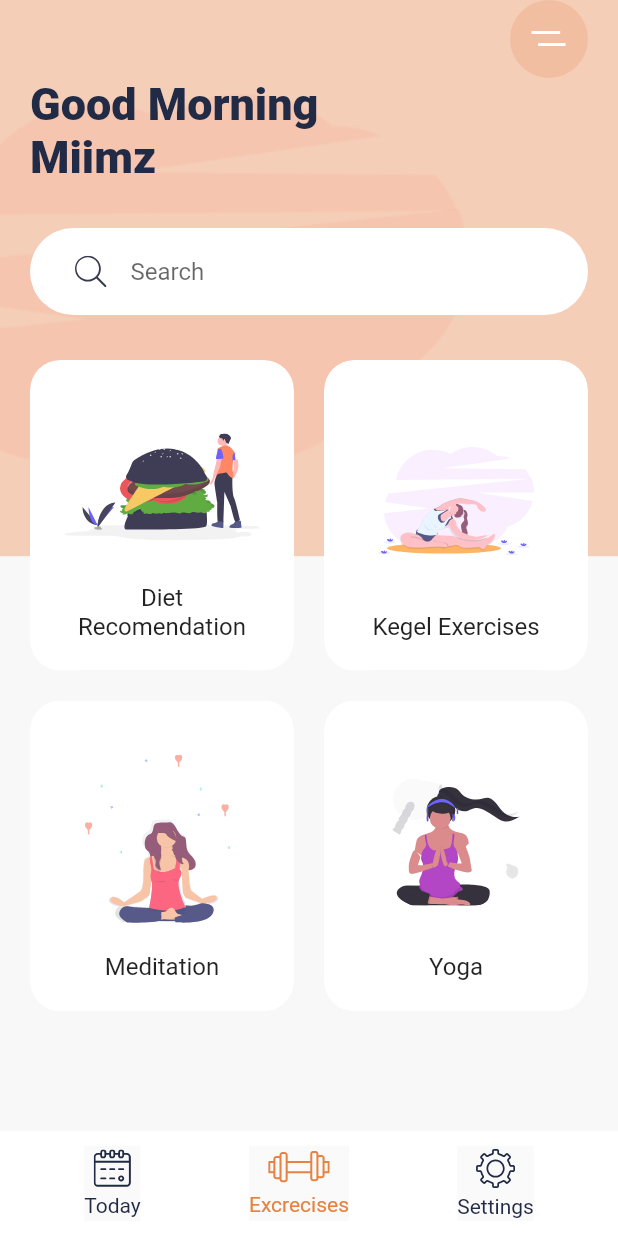
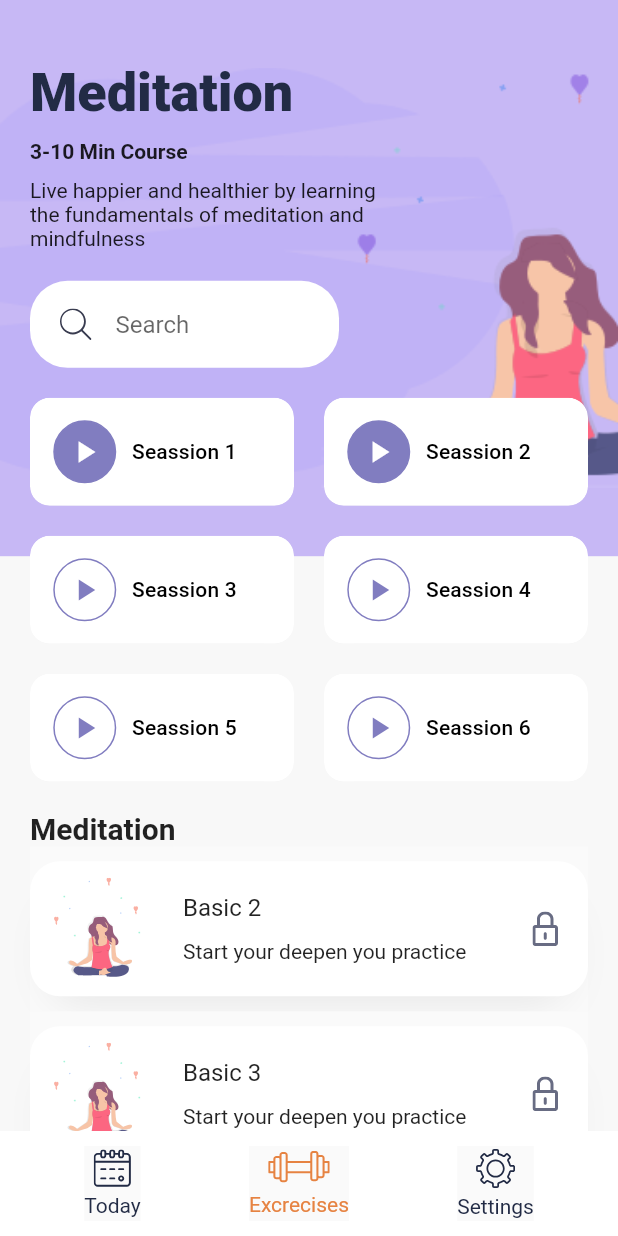
Before and after one commit to AmmarHussien/daily_exercises, a Flutter app: the screen it shows after launch, after a tap on "Meditation", on a phone screen of 412 x 824 dp. Run offline on Flutter 3.47's test engine with Material 2 defaults, Android fonts, the phone set to English and light mode, and no system bars; our stand-ins replace flutter_svg.

Commit message:
details screen

```diff
--- /dev/null
+++ b/lib/Details/components/basic_card.dart
@@ -0,0 +1,76 @@
+import 'package:flutter/material.dart';
+import 'package:flutter_svg/svg.dart';
+
+import '../../constans.dart';
+
+class BasicsCard extends StatelessWidget {
+  const BasicsCard({
+    super.key,
+    required this.title,
+    required this.description,
+    required this.press,
+  });
+
+  final String title, description;
+  final Function press;
+
+  @override
+  Widget build(BuildContext context) {
+    return Material(
+      child: InkWell(
+        onTap: () {
+          press();
+        },
+        child: Container(
+          margin: const EdgeInsets.symmetric(
+            vertical: 10,
+          ),
+          padding: const EdgeInsets.all(10),
+          height: 90,
+          decoration: BoxDecoration(
+            color: Colors.white,
+            borderRadius: BorderRadius.circular(
+              20,
+            ),
+            boxShadow: const [
+              BoxShadow(
+                offset: Offset(0, 17),
+                blurRadius: 23,
+                spreadRadius: -13,
+                color: kShadowColor,
+              ),
+            ],
+          ),
+          child: Row(
+            children: [
+              SvgPicture.asset('assets/icons/Meditation_women_small.svg'),
+              const SizedBox(
+                width: 20,
+              ),
+              Expanded(
+                child: Column(
+                  mainAxisAlignment: MainAxisAlignment.spaceEvenly,
+                  crossAxisAlignment: CrossAxisAlignment.start,
+                  children: [
+                    Text(
+                      title,
+                      style: Theme.of(context).textTheme.titleMedium,
+                    ),
+                    Text(
+                      description,
+                      //style: Theme.of(context).textTheme.titleMedium,
+                    ),
+                  ],
+                ),
+              ),
+              Padding(
+                padding: const EdgeInsets.all(10),
+                child: SvgPicture.asset('assets/icons/Lock.svg'),
+              ),
+            ],
+          ),
+        ),
+      ),
+    );
+  }
+}
--- /dev/null
+++ b/lib/Details/components/body.dart
@@ -0,0 +1,130 @@
+import 'package:daily_exercises/constans.dart';
+import 'package:flutter/material.dart';
+
+import '../../components/search_container.dart';
+import 'basic_card.dart';
+import 'seassion_card.dart';
+
+class Body extends StatelessWidget {
+  const Body({super.key});
+
+  @override
+  Widget build(BuildContext context) {
+    Size size = MediaQuery.of(context).size;
+    return SingleChildScrollView(
+      child: Stack(
+        children: [
+          Container(
+            height: size.height * 0.45,
+            decoration: const BoxDecoration(
+              color: kBlueLightColor,
+              image: DecorationImage(
+                alignment: Alignment.centerLeft,
+                image: AssetImage(
+                  'assets/images/meditation_bg.png',
+                ),
+                fit: BoxFit.fitWidth,
+              ),
+            ),
+          ),
+          SafeArea(
+            child: Padding(
+              padding: const EdgeInsets.symmetric(
+                horizontal: 20,
+              ),
+              child: Column(
+                crossAxisAlignment: CrossAxisAlignment.start,
+                children: [
+                  SizedBox(
+                    height: size.height * 0.05,
+                  ),
+                  Text(
+                    'Meditation',
+                    style: Theme.of(context).textTheme.displaySmall!.copyWith(
+                          fontWeight: FontWeight.w900,
+                          fontSize: 36,
+                        ),
+                  ),
+                  const SizedBox(
+                    height: 10,
+                  ),
+                  const Text(
+                    '3-10 Min Course',
+                    style: TextStyle(
+                      fontWeight: FontWeight.bold,
+                    ),
+                  ),
+                  const SizedBox(
+                    height: 10,
+                  ),
+                  SizedBox(
+                    width: size.width * 0.6,
+                    child: const Text(
+                      'Live happier and healthier by learning the fundamentals of meditation and mindfulness',
+                    ),
+                  ),
+                  SizedBox(
+                    width: size.width * 0.5,
+                    child: const SearchContainer(),
+                  ),
+                  Wrap(
+                    spacing: 20,
+                    runSpacing: 20,
+                    children: [
+                      SeassionCard(
+                        seassionNum: 1,
+                        isDone: true,
+                        press: () {},
+                      ),
+                      SeassionCard(
+                        seassionNum: 2,
+                        isDone: true,
+                        press: () {},
+                      ),
+                      SeassionCard(
+                        seassionNum: 3,
+                        press: () {},
+                      ),
+                      SeassionCard(
+                        seassionNum: 4,
+                        press: () {},
+                      ),
+                      SeassionCard(
+                        seassionNum: 5,
+                        press: () {},
+                      ),
+                      SeassionCard(
+                        seassionNum: 6,
+                        press: () {},
+                      ),
+                    ],
+                  ),
+                  const SizedBox(
+                    height: 20,
+                  ),
+                  Text(
+                    'Meditation',
+                    style: Theme.of(context).textTheme.titleLarge!.copyWith(
+                          fontWeight: FontWeight.bold,
+                        ),
+                  ),
+                  BasicsCard(
+                    title: 'Basic 2',
+                    description: 'Start your deepen you practice',
+                    press: () {},
+                  ),
+                  BasicsCard(
+                    title: 'Basic 3',
+                    description: 'Start your deepen you practice',
+                    press: () {},
+                  ),
+                ],
+              ),
+            ),
+          ),
+
+        ],
+      ),
+    );
+  }
+}
--- /dev/null
+++ b/lib/Details/components/seassion_card.dart
@@ -0,0 +1,82 @@
+
+import 'package:flutter/material.dart';
+
+import '../../constans.dart';
+
+class SeassionCard extends StatelessWidget {
+  const SeassionCard({
+    super.key,
+    required this.seassionNum,
+    this.isDone = false,
+    required this.press,
+  });
+
+  final int seassionNum;
+  final bool isDone;
+  final Function press;
+
+  @override
+  Widget build(BuildContext context) {
+    return LayoutBuilder(builder: (context, constrain) {
+      return ClipRRect(
+        borderRadius: BorderRadius.circular(
+          13,
+        ),
+        child: Container(
+          width: constrain.maxWidth / 2 - 10,
+          decoration: BoxDecoration(
+            color: Colors.white,
+            borderRadius: BorderRadius.circular(
+              13,
+            ),
+            boxShadow: const [
+              BoxShadow(
+                offset: Offset(0, 17),
+                blurRadius: 23,
+                spreadRadius: -13,
+                color: kShadowColor,
+              ),
+            ],
+          ),
+          child: Material(
+            color: Colors.transparent,
+            child: InkWell(
+              onTap: () {
+                press();
+              },
+              child: Padding(
+                padding: const EdgeInsets.all(15.0),
+                child: Row(
+                  children: [
+                    Container(
+                      height: 42,
+                      width: 43,
+                      decoration: BoxDecoration(
+                        shape: BoxShape.circle,
+                        color: isDone ? kBlueColor : Colors.white,
+                        border: Border.all(
+                          color: kBlueColor,
+                        ),
+                      ),
+                      child: Icon(
+                        Icons.play_arrow,
+                        color: isDone ? Colors.white : kBlueColor,
+                      ),
+                    ),
+                    const SizedBox(
+                      width: 10,
+                    ),
+                    Text(
+                      'Seassion $seassionNum',
+                      style: Theme.of(context).textTheme.titleSmall,
+                    )
+                  ],
+                ),
+              ),
+            ),
+          ),
+        ),
+      );
+    });
+  }
+}
--- /dev/null
+++ b/lib/Details/details_screen.dart
@@ -0,0 +1,18 @@
+import 'package:daily_exercises/components/custom_nav_bar.dart';
+import 'package:flutter/material.dart';
+import 'package:flutter/src/widgets/framework.dart';
+import 'package:flutter/src/widgets/placeholder.dart';
+
+import 'components/body.dart';
+
+class DetailsScreen extends StatelessWidget {
+  const DetailsScreen({super.key});
+
+  @override
+  Widget build(BuildContext context) {
+    return const Scaffold(
+      body: Body(),
+      bottomNavigationBar: CustomNavBar(),
+    );
+  }
+}
--- a/lib/Home/home_screen.dart
+++ b/lib/Home/home_screen.dart
@@ -1,9 +1,10 @@
+import 'package:daily_exercises/Details/details_screen.dart';
 import 'package:flutter/material.dart';
 import 'package:flutter_svg/svg.dart';
 
 import '../components/custom_nav_bar.dart';
+import '../components/search_container.dart';
 import 'components/category_card.dart';
-import 'components/search_container.dart';
 
 class HomeScreen extends StatelessWidget {
   const HomeScreen({super.key});
@@ -78,7 +79,13 @@ class HomeScreen extends StatelessWidget {
                         CategogryCard(
                           image: 'assets/icons/Meditation.svg',
                           title: 'Meditation',
-                          press: () {},
+                          press: () {
+                            Navigator.of(context).push(
+                              MaterialPageRoute(
+                                builder: (context) => const DetailsScreen(),
+                              ),
+                            );
+                          },
                         ),
                         CategogryCard(
                           image: 'assets/icons/yoga.svg',
--- a/lib/Home/components/search_container.dart
+++ b/lib/components/search_container.dart
@@ -10,16 +10,16 @@ class SearchContainer extends StatelessWidget {
   Widget build(BuildContext context) {
     return Container(
       margin: const EdgeInsets.symmetric(
-        vertical: 30,
+        vertical: 20,
       ),
       padding: const EdgeInsets.symmetric(
-        horizontal: 30,
+        horizontal: 20,
         vertical: 5,
       ),
       decoration: BoxDecoration(
         color: Colors.white,
         borderRadius: BorderRadius.circular(
-          30,
+          25,
         ),
       ),
       child: TextFormField(
```
